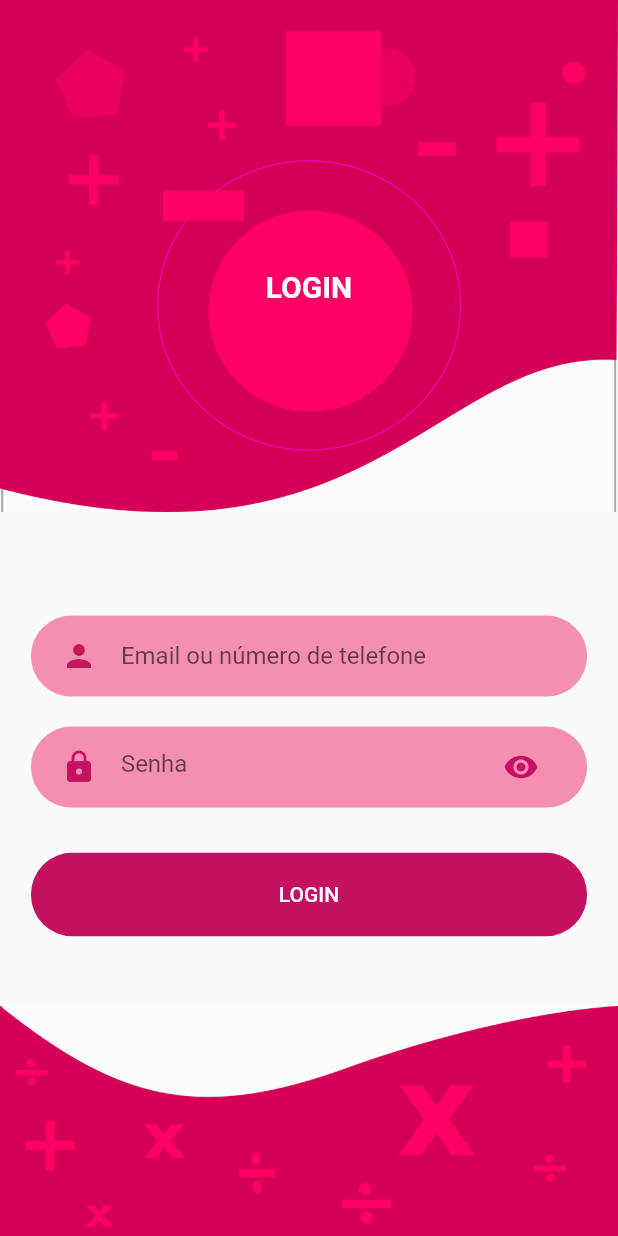
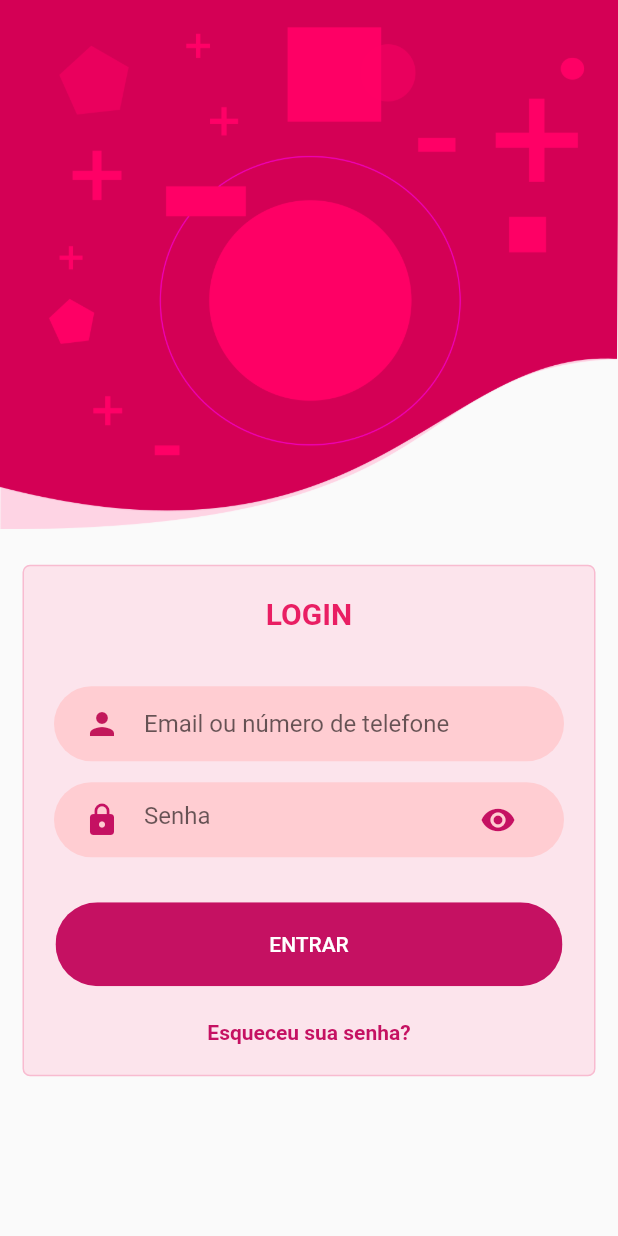
Before and after one commit to rnascimento10/descolaapp, a Flutter app: the screen it shows after launch, on a phone screen of 412 x 824 dp. Run offline on Flutter 3.47's test engine with Material 2 defaults, Android fonts, the phone set to English and light mode, and no system bars.

Commit message:
redesign login page app

```diff
--- a/src/descola/lib/colors.dart
+++ b/src/descola/lib/colors.dart
@@ -1,4 +1,4 @@
 import 'package:flutter/material.dart';
 
 const primary = Color(0xffc51162);
-const primaryLight = Color(0xfff48fb1);
+const primaryLight = Color(0xffffcdd2);
--- a/src/descola/lib/globalcomponents/roundbutton.dart
+++ b/src/descola/lib/globalcomponents/roundbutton.dart
@@ -21,7 +21,8 @@ class RoundButton extends StatelessWidget {
     Size s = MediaQuery.of(context).size;
 
     return Container(
-      margin: EdgeInsets.symmetric(vertical: 20),
+      margin: EdgeInsets.symmetric(vertical: 3),
+       padding: EdgeInsets.symmetric(vertical: 20, horizontal: 1),
       width: s.width * 0.9,
       child: ClipRRect(
         borderRadius: BorderRadius.circular(29),
--- a/src/descola/lib/globalcomponents/roundpasswordinput.dart
+++ b/src/descola/lib/globalcomponents/roundpasswordinput.dart
@@ -4,7 +4,7 @@ import 'package:flutter/material.dart';
 import '../colors.dart';
 
 class RoundPasswordInput extends StatelessWidget {
- final ValueChanged<String> onChanged;
+  final ValueChanged<String> onChanged;
   final String hintText;
 
   const RoundPasswordInput({
--- a/src/descola/lib/globalcomponents/textinputcontainer.dart
+++ b/src/descola/lib/globalcomponents/textinputcontainer.dart
@@ -17,8 +17,8 @@ class TextInputContainer extends StatelessWidget {
      Size s = MediaQuery.of(context).size;
 
     return Container(
-      margin: EdgeInsets.symmetric(vertical: 10),
-      padding: EdgeInsets.symmetric(horizontal: 20, vertical: 3),
+      margin: EdgeInsets.symmetric(vertical: 7),
+      padding: EdgeInsets.symmetric(horizontal: 20, vertical: 1),
       width: s.width * 0.9,
       decoration: BoxDecoration(
         color: primaryLight,
--- a/src/descola/lib/view/components/signup.background.dart
+++ b/src/descola/lib/view/components/signup.background.dart
@@ -17,23 +17,19 @@ class LoginBackGround extends StatelessWidget {
       height: s.height,
       child: Stack(
         alignment: Alignment.center,
+
         children: <Widget>[
           Positioned(
             top: 0,
             left: 0,
+
             child: Image.asset(
               "assets/images/LoginTop.png",
-              width: s.width ,
+              width: s.width + 1 ,
+
             ),
           ),
-          Positioned(
-            bottom: 0,
-            right: 0,
-            child: Image.asset(
-              "assets/images/LoginTail.png",
-              width: s.width,
-            ),
-          ),
+
           child,
         ],
       ),
--- a/src/descola/lib/view/signup.view.dart
+++ b/src/descola/lib/view/signup.view.dart
@@ -19,24 +19,32 @@ class _SignupViewState extends State<SignupView> {
         child: SingleChildScrollView(
           child: Column(
             mainAxisAlignment: MainAxisAlignment.center,
-
+            children: [
+              SizedBox(height: 270),
+              Container(
+                decoration: BoxDecoration(
+                    color: Color(0xfffce4ec),
+                    border: Border.all(
+                      color: Colors.pink[100],
+                    ),
+                    borderRadius: BorderRadius.circular(5)),
+                padding: EdgeInsets.all(20),
+                margin: EdgeInsets.all(15),
+                child: Column(
                   children: [
                     Text(
                       "LOGIN",
                       style: TextStyle(
                         fontWeight: FontWeight.bold,
-                    color: Colors.white,
+                        color: Colors.pink,
                         fontSize: 20,
                       ),
                     ),
-              SizedBox(
-                height: s.height * 0.24,
-              ),
+                    SizedBox(height: 30),
                     RoundTextInput(
                       onChanged: (value) {},
                       hintText: 'Email ou número de telefone',
                     ),
-
                     RoundPasswordInput(
                       onChanged: (value) {},
                       hintText: 'Senha',
@@ -44,8 +52,26 @@ class _SignupViewState extends State<SignupView> {
                     RoundButton(
                       buttonColor: primary,
                       onClick: () {},
-                text: "LOGIN",
+                      text: "ENTRAR",
+                    ),
+                    Row(
+                       mainAxisAlignment: MainAxisAlignment.center,
+                      children: [
+                        GestureDetector(
+                          onTap: () {},
+                          child: Text(
+                            "Esqueceu sua senha?",
+                            style: TextStyle(
+                              color: primary,
+                              fontWeight: FontWeight.bold,
+                            ),
+                          ),
                         )
+                      ],
+                    )
+                  ],
+                ),
+              ),
             ],
           ),
         ),
```
Also changed, not shown: loginapp.png (added), prototipoLoginUI.png (added), src/descola/assets/images/LoginTop.png, 4 other files. Lines whose indentation alone changed are shown as unchanged.
